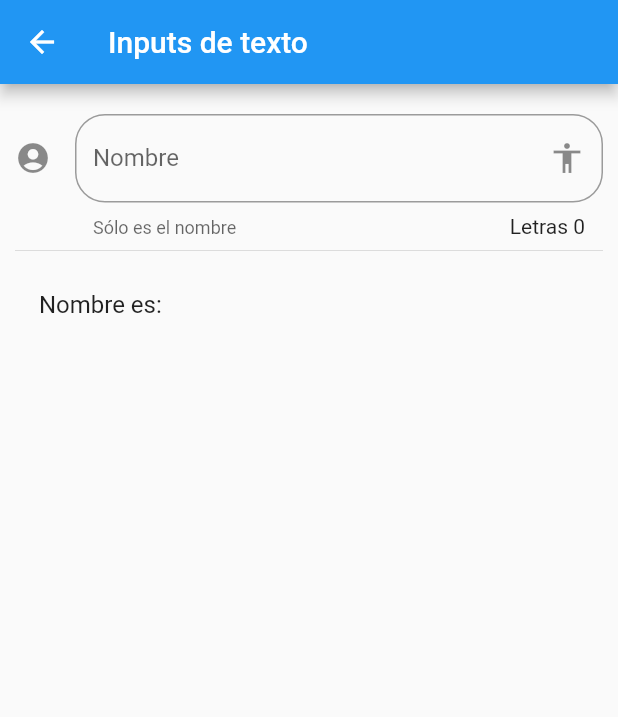
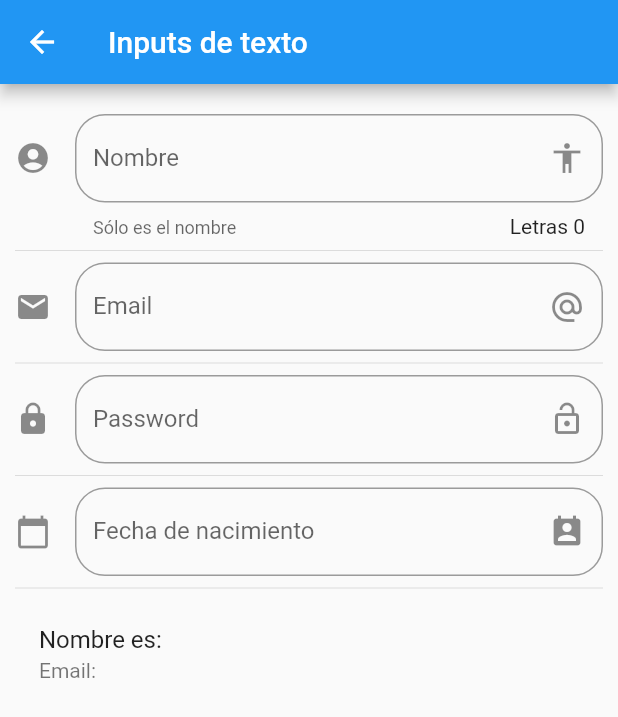
Before and after one commit to marlasantos24/Seccion6_ComponentesFlutter, a Flutter app: the InputPage screen opened by its route, on a phone screen of 412 x 824 dp. Shown: the top 717 px of the screen. Run offline on Flutter 3.47's test engine with Material 2 defaults, Android fonts, the phone set to English and light mode, and no system bars.

Commit message:
InputPague_EmailPassword&Datepicker

```diff
--- a/lib/src/pages/input_page.dart
+++ b/lib/src/pages/input_page.dart
@@ -10,6 +10,10 @@ class InputPage extends StatefulWidget {
 class _InputPageState extends State<InputPage> {
 
    String _nombre = '';
+   String _email = '';
+   String _fecha= '';
+
+   TextEditingController _inputFieldDateController = new TextEditingController();
 
   @override
   Widget build(BuildContext context) {
@@ -21,6 +25,12 @@ class _InputPageState extends State<InputPage> {
         padding: EdgeInsets.symmetric(horizontal: 10.0, vertical: 20.0),
         children: <Widget>[
           _crearInput(),
+          Divider(),
+          _crearEmail(),
+          Divider(),
+           _crearPassword(),
+          Divider(),
+          _crearFecha(context),
           Divider(),
           _crearPersona()
         ],
@@ -54,10 +64,94 @@ class _InputPageState extends State<InputPage> {
 
   }
 
+  _crearFecha(BuildContext context) {
+    return TextField(
+      enableInteractiveSelection: false,
+      controller: _inputFieldDateController,
+      decoration: InputDecoration(
+        border: OutlineInputBorder(
+          borderRadius: BorderRadius.circular(20.0)
+        ),
+        hintText: 'Fecha de nacimiento',
+        labelText: 'Fecha de nacimiento',
+        suffixIcon: Icon(Icons.perm_contact_calendar),
+        icon: Icon(Icons.calendar_today)
+
+      ),
+      onTap: (){
+
+        FocusScope.of(context).requestFocus(new FocusNode());
+        _selectDate(context);
+
+      },
+    );
+  }
+
+  void _selectDate(BuildContext context) async {
+
+    DateTime? picked = await showDatePicker(
+    context: context,
+    initialDate: new DateTime.now(),
+    firstDate: new DateTime(2022),
+    lastDate: new DateTime(2025),
+    );
+
+    if( picked != null){
+      setState(() {
+        _fecha = picked.toString();
+        _inputFieldDateController.text = _fecha;
+      });
+    }
+  }
+
   _crearPersona() {
     return ListTile(
       title: Text('Nombre es: $_nombre'),
+      subtitle: Text('Email: $_email'),
 
     );
   }
+
+  _crearEmail() {
+    return TextField(
+      keyboardType: TextInputType.emailAddress,
+      decoration: InputDecoration(
+        border: OutlineInputBorder(
+          borderRadius: BorderRadius.circular(20.0)
+        ),
+        hintText: 'Email',
+        labelText: 'Email',
+        suffixIcon: Icon(Icons.alternate_email),
+        icon: Icon(Icons.email)
+
+      ),
+      onChanged: (valor) => setState(() {
+          _email = valor;
+         } )
+    );
+
+  }
+
+  _crearPassword() {
+    return TextField(
+      obscureText: true,
+      decoration: InputDecoration(
+        border: OutlineInputBorder(
+          borderRadius: BorderRadius.circular(20.0)
+        ),
+        hintText: 'Password',
+        labelText: 'Password',
+        suffixIcon: Icon(Icons.lock_open),
+        icon: Icon(Icons.lock)
+
+      ),
+      onChanged: (valor) => setState(() {
+          _email = valor;
+         } )
+    );
+  }
+
+
+
+
 }
```
